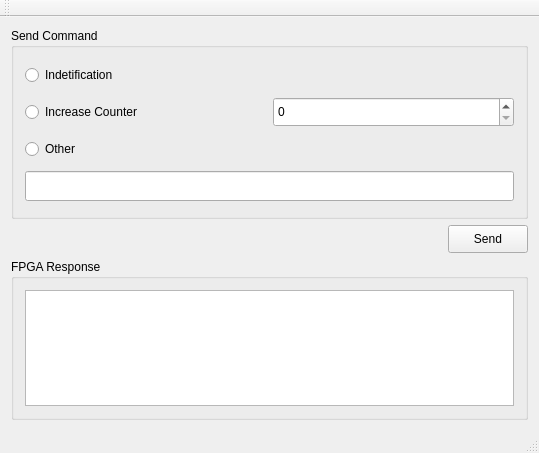
Above: qt_interface/mainwindow.ui from garankonic/fpga_ethernet before the change. Below: the same form after it.
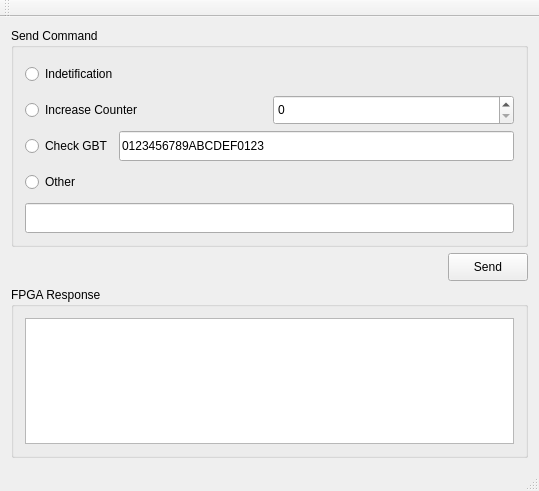
That is the form after the change.

Patch:
```diff
--- a/qt_interface/mainwindow.ui
+++ b/qt_interface/mainwindow.ui
@@ -7,7 +7,7 @@
     <x>0</x>
     <y>0</y>
     <width>539</width>
-    <height>453</height>
+    <height>491</height>
    </rect>
   </property>
   <property name="minimumSize">
@@ -17,13 +17,13 @@
    </size>
   </property>
   <widget class="QWidget" name="centralWidget">
-   <layout class="QVBoxLayout" name="verticalLayout_2">
-    <item>
+   <layout class="QGridLayout" name="gridLayout_2">
+    <item row="0" column="0">
      <widget class="QGroupBox" name="group_send">
       <property name="minimumSize">
        <size>
         <width>501</width>
-        <height>191</height>
+        <height>219</height>
        </size>
       </property>
       <property name="title">
@@ -80,7 +80,58 @@
         </layout>
        </item>
        <item>
-        <widget class="QRadioButton" name="command_2">
+        <layout class="QHBoxLayout" name="horizontalLayout_3">
+         <item>
+          <widget class="QRadioButton" name="command_2">
+           <property name="minimumSize">
+            <size>
+             <width>0</width>
+             <height>30</height>
+            </size>
+           </property>
+           <property name="text">
+            <string>Check GBT</string>
+           </property>
+           <attribute name="buttonGroup">
+            <string notr="true">buttonGroup</string>
+           </attribute>
+          </widget>
+         </item>
+         <item>
+          <widget class="QLineEdit" name="gbt_text">
+           <property name="minimumSize">
+            <size>
+             <width>0</width>
+             <height>30</height>
+            </size>
+           </property>
+           <property name="inputMask">
+            <string>HHHHHHHHHHHHHHHHHHHH</string>
+           </property>
+           <property name="text">
+            <string>0123456789ABCDEF0123</string>
+           </property>
+           <property name="maxLength">
+            <number>20</number>
+           </property>
+           <property name="frame">
+            <bool>true</bool>
+           </property>
+           <property name="echoMode">
+            <enum>QLineEdit::Normal</enum>
+           </property>
+           <property name="cursorPosition">
+            <number>20</number>
+           </property>
+           <property name="clearButtonEnabled">
+            <bool>false</bool>
+           </property>
+          </widget>
+         </item>
+        </layout>
+       </item>
+       <item>
+        <widget class="QRadioButton" name="command_last">
          <property name="minimumSize">
           <size>
            <width>0</width>
@@ -108,7 +159,7 @@
       </layout>
      </widget>
     </item>
-    <item>
+    <item row="1" column="0">
      <layout class="QHBoxLayout" name="horizontalLayout_2">
       <item>
        <spacer name="horizontalSpacer">
@@ -138,7 +189,7 @@
       </item>
      </layout>
     </item>
-    <item>
+    <item row="2" column="0">
      <widget class="QGroupBox" name="group_response">
       <property name="minimumSize">
        <size>
```
Left out of the diff: 3 changed lines with no effect on the pictures.
